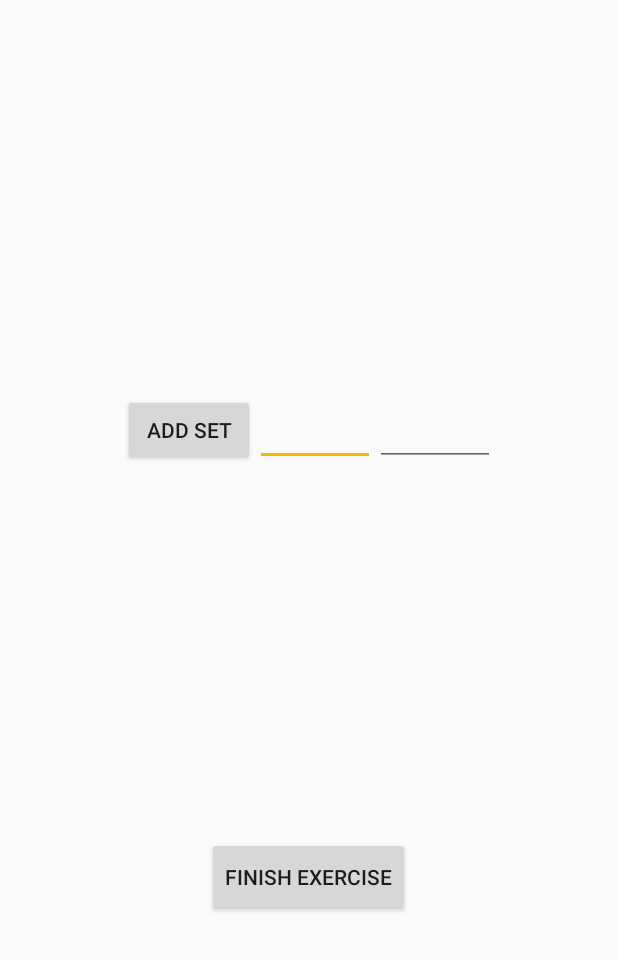
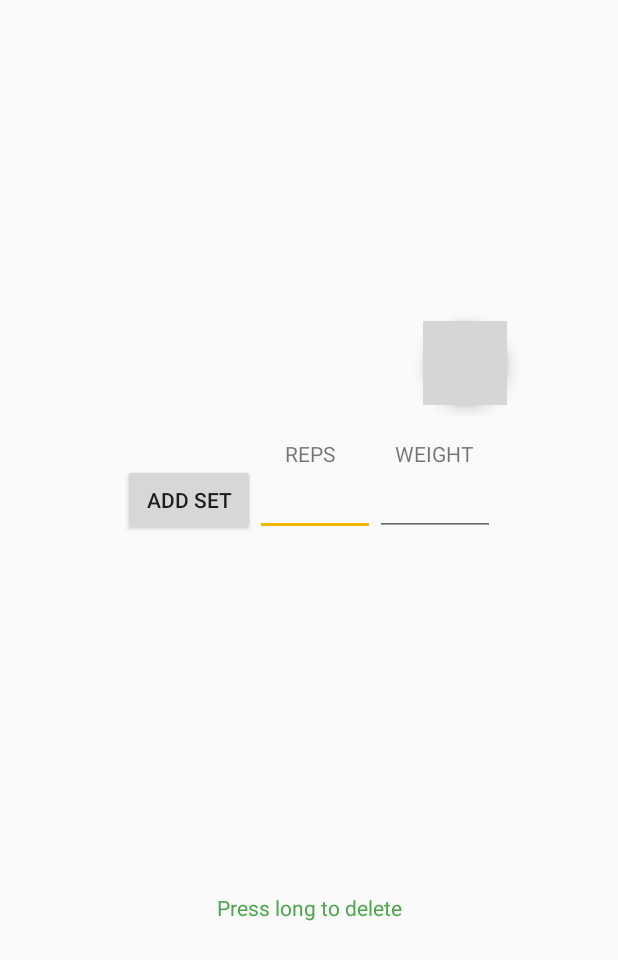
Before and after one commit to naienmw/Workout, an Android app: the ExerciseMainActivity screen opened directly, with no data from a screen before it, on a phone screen of 412 x 824 dp. Shown: the top 960 px of the screen. Run offline under Robolectric (Android 15) with nearby library versions, the phone set to English and light mode, and no system bars; 3 statements that could not run were skipped; grey boxes are pictures that could not be loaded.

Commit message:
cosmetics and delete Exercise on Longclick

```diff
--- a/app/src/main/java/com/naien/workout/SetsDialogFragmentBlur_static.java
+++ b/app/src/main/java/com/naien/workout/SetsDialogFragmentBlur_static.java
@@ -3,6 +3,7 @@ package com.naien.workout;
 import android.app.AlertDialog;
 import android.app.Dialog;
 import android.os.Bundle;
+import android.support.design.widget.FloatingActionButton;
 import android.view.View;
 import android.widget.Button;
 import android.widget.EditText;
@@ -26,7 +27,7 @@ public class SetsDialogFragmentBlur_static extends BlurDialogFragment {
     ListAdapter theAdapter;
     TextView ex ;
     ListView sets ;
-    Button exit ;
+    FloatingActionButton exit ;
 
     public void onCreate(Bundle savedInstanceState) {
         super.onCreate(savedInstanceState);
@@ -47,7 +48,7 @@ public class SetsDialogFragmentBlur_static extends BlurDialogFragment {
 
         ex = (TextView) view.findViewById(R.id.workout_name_in_ex_static);
         sets = (ListView) view.findViewById(R.id.listview_sets_static);
-        exit = (Button) view.findViewById(R.id.sets_exit_button_static);
+        exit = (FloatingActionButton) view.findViewById(R.id.sets_exit_button_static);
 
         return builder.create();
     }
@@ -72,6 +73,7 @@ public class SetsDialogFragmentBlur_static extends BlurDialogFragment {
 
         theAdapter = new my_adapter_sets_arraylist(getActivity(),theSets_fine);
         sets.setAdapter(theAdapter);
+        exit.setBackgroundTintList(getResources().getColorStateList(R.color.colorGreen));
 
         exit.setOnClickListener(new View.OnClickListener() {
             public void onClick(View v) {
--- a/app/src/main/res/layout/content_main.xml
+++ b/app/src/main/res/layout/content_main.xml
@@ -14,7 +14,7 @@
 
     <LinearLayout
         android:layout_width="wrap_content"
-        android:layout_height="350dp"
+        android:layout_height="425dp"
         android:orientation="vertical"
         android:layout_gravity="top">
 
--- a/app/src/main/res/layout/exercise_main.xml
+++ b/app/src/main/res/layout/exercise_main.xml
@@ -4,6 +4,11 @@
     android:layout_width="300dp"
     android:layout_height="wrap_content"
     android:layout_gravity="center">
+    <LinearLayout
+        android:layout_width="300dp"
+        android:layout_height="70dp"
+        android:orientation="horizontal"
+        android:layout_marginTop="@dimen/fab_margin">
         <TextView
             android:layout_width="wrap_content"
             android:layout_height="wrap_content"
@@ -11,7 +16,21 @@
             android:textSize="25sp"
             android:layout_gravity="center"
             android:id="@+id/workout_name_in_ex"
-    android:layout_marginTop="@dimen/multiRowMargin"/>
+            android:textStyle="bold"
+            android:layout_weight="1"
+            android:gravity="center_horizontal"/>
+
+        <android.support.design.widget.FloatingActionButton
+            android:id="@+id/sets_exit_button"
+            android:layout_width="wrap_content"
+            android:layout_height="wrap_content"
+            android:src="@drawable/closecross"
+            android:layout_gravity="right|center"
+            android:layout_marginRight="18dp"
+            />
+    </LinearLayout>
+
+
     <LinearLayout
         android:layout_width="wrap_content"
         android:layout_height="wrap_content"
@@ -25,42 +44,76 @@
             android:text="Add Set"
             android:padding="10dp"
             android:layout_margin="0dp"
+            android:layout_gravity="bottom"
             android:id="@+id/add_set_button"
             />
+
+        <LinearLayout
+            android:layout_width="wrap_content"
+            android:layout_height="wrap_content"
+            android:orientation="vertical">
+            <LinearLayout
+                android:layout_width="160dp"
+                android:layout_height="wrap_content"
+                android:orientation="horizontal">
+                <TextView
+                    android:layout_width="wrap_content"
+                    android:layout_height="wrap_content"
+                    android:text="REPS"
+                    android:layout_gravity="left"
+                    android:layout_marginLeft="20dp"/>
+                <TextView
+                    android:layout_width="wrap_content"
+                    android:layout_height="wrap_content"
+                    android:text="WEIGHT"
+                    android:layout_marginLeft="40dp"/>
+            </LinearLayout>
+            <LinearLayout
+                android:layout_width="wrap_content"
+                android:layout_height="wrap_content"
+                android:orientation="horizontal">
                 <EditText
                     android:layout_width="80dp"
                     android:layout_height="wrap_content"
                     android:layout_gravity="bottom"
-            android:id="@+id/user_reps_input"/>
+                    android:id="@+id/user_reps_input"
+                    android:inputType="number"
+                    android:gravity="center"/>
+
                 <EditText
                     android:layout_width="80dp"
                     android:layout_height="wrap_content"
                     android:layout_gravity="bottom"
-            android:id="@+id/user_weight_input"/>
+                    android:id="@+id/user_weight_input"
+                    android:inputType="number"
+                    android:gravity="center"/>
+            </LinearLayout>
+        </LinearLayout>
     </LinearLayout>
 <LinearLayout
     android:layout_width="match_parent"
-    android:layout_height="300dp"
+    android:layout_height="260dp"
     android:orientation="vertical">
     <ListView
         android:layout_width="match_parent"
-        android:layout_height="wrap_content"
+        android:layout_height="0dp"
         android:id="@+id/listview_sets"
         android:divider="@null"
         android:dividerHeight="0dp"
         android:layout_marginLeft="@dimen/multiRowMargin"
         android:layout_marginRight="@dimen/multiRowMargin"
-        android:layout_weight="50"
+        android:layout_weight="10"
         >
     </ListView>
-    <Button
-        android:layout_width="wrap_content"
-        android:layout_height="wrap_content"
-        android:text="Finish Exercise"
-        android:layout_gravity="center"
-        android:layout_margin="@dimen/multiRowMargin"
-        android:id="@+id/sets_exit_button"
-        android:layout_weight="1"/>
+    <TextView
+        android:layout_width="match_parent"
+        android:layout_height="0dp"
+        android:text="@string/longpressdelete"
+        android:layout_weight="1"
+        android:gravity="center"
+        android:textColor="@color/colorGreen"
+        android:layout_marginBottom="@dimen/activity_vertical_margin"/>
+
 </LinearLayout>
 
 
--- a/app/src/main/res/layout/workout_main_static.xml
+++ b/app/src/main/res/layout/workout_main_static.xml
@@ -10,7 +10,8 @@
     android:textSize="25sp"
     android:id="@+id/workout_name_static"
     android:layout_gravity="center"
-    android:layout_margin="@dimen/multiRowMargin"/>
+    android:layout_margin="@dimen/multiRowMargin"
+    android:textStyle="bold"/>
 
     <ListView
         android:layout_width="match_parent"
--- a/app/src/main/res/values/colors.xml
+++ b/app/src/main/res/values/colors.xml
@@ -3,8 +3,10 @@
     <color name="colorPrimary">#3F51B5</color>
     <color name="colorPrimaryDark">#303F9F</color>
     <color name="colorAccent">#FF4081</color>
-    <color name="colorRed">#E50000</color>
+    <color name="colorRed">#FF6666</color>
+    <color name="colorGreen">#4ca64c</color>
     <color name="accent_material_light_1">#f5b800</color>
     <color name="accent_material_light_2">#f5b800</color>
     <color name="accent_material_light_3">#f5b800</color>
+    <color name="colorBlue">#4c4cff</color>
 </resources>
--- a/app/src/main/res/values/strings.xml
+++ b/app/src/main/res/values/strings.xml
@@ -3,4 +3,5 @@
     <string name="action_settings">Settings</string>
     <string name="user_name_of_workout">Workout Name</string>
     <string name="button_text_add_workout">Click to add Workout</string>
+    <string name="longpressdelete">Press long to delete</string>
 </resources>
```
Also changed, not shown: app/src/main/java/com/naien/workout/DBHelper.java (+18 -3 lines), app/src/main/java/com/naien/workout/SetsDialogFragmentBlur.java (+48 -7 lines), app/src/main/java/com/naien/workout/WorkoutMainActivity.java (+20 -0 lines), app/src/main/res/layout/exercise_main_static.xml (+19 -11 lines), app/src/main/res/layout/workout_main.xml (+29 -10 lines). Lines whose indentation alone changed are shown as unchanged.
